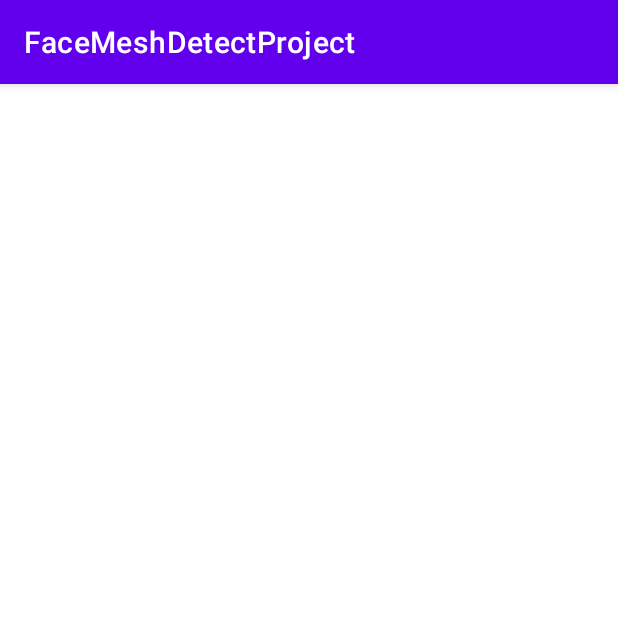
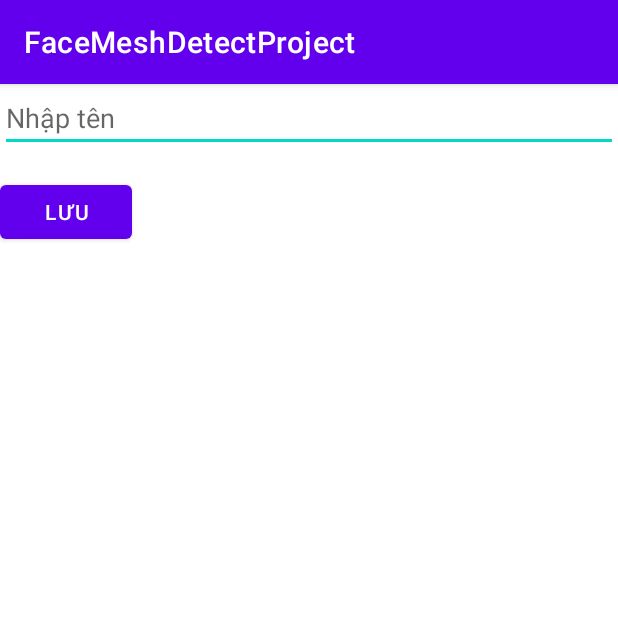
Before and after one commit to tuan194492/FaceMeshRecognitionProject, an Android app: the RegisterActivity screen opened directly, with no data from a screen before it, on a phone screen of 412 x 824 dp, the top half of it. Run offline under Robolectric (Android 15) with nearby library versions, the phone set to English and light mode, and no system bars.

```diff
--- a/app/src/main/java/com/example/facemeshdetectproject/RegisterActivity.java
+++ b/app/src/main/java/com/example/facemeshdetectproject/RegisterActivity.java
@@ -1,18 +1,47 @@
 package com.example.facemeshdetectproject;
+import android.content.Intent;
+import android.os.Bundle;
+import android.view.View;
+import android.widget.Button;
+import android.widget.EditText;
 
 import androidx.appcompat.app.AppCompatActivity;
 
-import android.content.Intent;
-import android.os.Bundle;
-import android.widget.Toast;
+public class RegisterActivity extends AppCompatActivity {
 
-public class RegisterActivity extends AppCompatActivity {
+    private EditText editTextName;
+    private Button btnSave;
+    private String faceMeshPoints;
 
     @Override
     protected void onCreate(Bundle savedInstanceState) {
         super.onCreate(savedInstanceState);
-        setContentView(R.layout.activity_register);
+        setContentView(R.layout.activity_input_name);
+
+        editTextName = findViewById(R.id.editTextName);
+        btnSave = findViewById(R.id.btnSave);
+
         Intent intent = getIntent();
-        System.out.println("HAHA" + intent.getExtras().get("faceMeshList"));
+        Bundle bundle = intent.getExtras();
+        if (bundle != null) {
+            String valueShow = bundle.getString("faceMeshPoints", "");
+            faceMeshPoints = valueShow;
+        }
+        btnSave.setOnClickListener(new View.OnClickListener() {
+            @Override
+            public void onClick(View v) {
+                saveData();
+            }
+        });
+    }
+
+    private void saveData() {
+        String name = editTextName.getText().toString();
+
+        // Lưu dữ liệu vào SQLite
+        DatabaseHelper dbHelper = new DatabaseHelper(this);
+        dbHelper.saveFaceData(name, faceMeshPoints);
+
+        finish();
     }
 }
--- /dev/null
+++ b/app/src/main/res/layout/activity_input_name.xml
@@ -0,0 +1,19 @@
+<!-- res/layout/activity_input_name.xml -->
+<RelativeLayout xmlns:android="http://schemas.android.com/apk/res/android"
+    android:layout_width="match_parent"
+    android:layout_height="match_parent">
+
+    <EditText
+        android:id="@+id/editTextName"
+        android:layout_width="match_parent"
+        android:layout_height="wrap_content"
+        android:hint="Nhập tên" />
+
+    <Button
+        android:id="@+id/btnSave"
+        android:layout_width="wrap_content"
+        android:layout_height="wrap_content"
+        android:layout_below="@id/editTextName"
+        android:layout_marginTop="16dp"
+        android:text="Lưu" />
+</RelativeLayout>
```
Also changed, not shown: app/src/main/java/com/example/facemeshdetectproject/DatabaseHelper.java (added, +49 -0 lines), app/src/main/java/com/example/facemeshdetectproject/FaceData.java (added, +20 -0 lines), app/src/main/java/com/example/facemeshdetectproject/MainActivity.java (+25 -4 lines).
